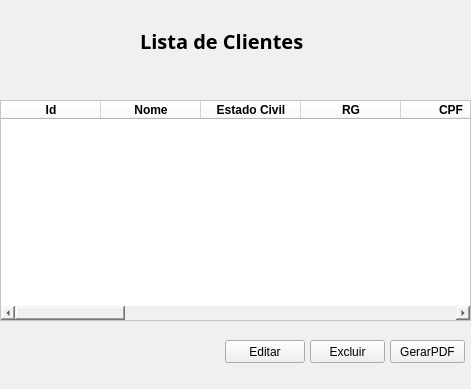
First picture: the form in tela_listar.ui, repository saulovictor/Sistema, before the edit.
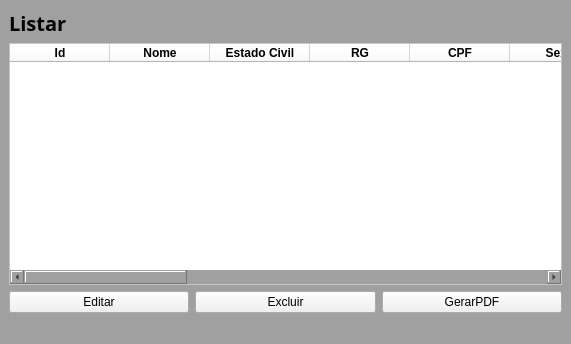
Second picture: the form after the edit.

```diff
--- a/tela_listar.ui
+++ b/tela_listar.ui
@@ -6,26 +6,51 @@
    <rect>
     <x>0</x>
     <y>0</y>
-    <width>471</width>
-    <height>389</height>
+    <width>571</width>
+    <height>344</height>
    </rect>
   </property>
   <property name="windowTitle">
    <string>Lista</string>
   </property>
   <property name="styleSheet">
-   <string notr="true">background-color: rgb(240, 240, 240);</string>
+   <string notr="true">background-color: rgb(160, 160, 160);
+</string>
   </property>
   <widget class="QWidget" name="centralwidget">
+   <layout class="QGridLayout" name="gridLayout">
+    <item row="2" column="0">
+     <widget class="QPushButton" name="pushButton">
+      <property name="styleSheet">
+       <string notr="true">background-color: rgb(240, 240, 240);</string>
+      </property>
+      <property name="text">
+       <string>Editar</string>
+      </property>
+     </widget>
+    </item>
+    <item row="2" column="1">
+     <widget class="QPushButton" name="pushButton_3">
+      <property name="styleSheet">
+       <string notr="true">background-color: rgb(240, 240, 240);</string>
+      </property>
+      <property name="text">
+       <string>Excluir</string>
+      </property>
+     </widget>
+    </item>
+    <item row="2" column="2">
+     <widget class="QPushButton" name="pushButton_4">
+      <property name="styleSheet">
+       <string notr="true">background-color: rgb(240, 240, 240);</string>
+      </property>
+      <property name="text">
+       <string>GerarPDF</string>
+      </property>
+     </widget>
+    </item>
+    <item row="1" column="0" colspan="3">
    <widget class="QTableWidget" name="tableWidget">
-    <property name="geometry">
-     <rect>
-      <x>0</x>
-      <y>100</y>
-      <width>471</width>
-      <height>221</height>
-     </rect>
-    </property>
     <property name="styleSheet">
      <string notr="true">background-color: rgb(255, 255, 255);</string>
     </property>
@@ -209,15 +234,9 @@
      </property>
     </column>
    </widget>
+    </item>
+    <item row="0" column="0">
    <widget class="QLabel" name="label_7">
-    <property name="geometry">
-     <rect>
-      <x>140</x>
-      <y>20</y>
-      <width>191</width>
-      <height>41</height>
-     </rect>
-    </property>
     <property name="font">
      <font>
       <family>Arial Black</family>
@@ -228,57 +247,11 @@
      </font>
     </property>
     <property name="text">
-     <string>Lista de Clientes</string>
-    </property>
-   </widget>
-   <widget class="QPushButton" name="pushButton">
-    <property name="geometry">
-     <rect>
-      <x>225</x>
-      <y>340</y>
-      <width>80</width>
-      <height>23</height>
-     </rect>
-    </property>
-    <property name="styleSheet">
-     <string notr="true">background-color: rgb(240, 240, 240);</string>
-    </property>
-    <property name="text">
-     <string>Editar</string>
-    </property>
-   </widget>
-   <widget class="QPushButton" name="pushButton_3">
-    <property name="geometry">
-     <rect>
-      <x>310</x>
-      <y>340</y>
-      <width>75</width>
-      <height>23</height>
-     </rect>
-    </property>
-    <property name="styleSheet">
-     <string notr="true">background-color: rgb(240, 240, 240);</string>
-    </property>
-    <property name="text">
-     <string>Excluir</string>
-    </property>
-   </widget>
-   <widget class="QPushButton" name="pushButton_4">
-    <property name="geometry">
-     <rect>
-      <x>390</x>
-      <y>340</y>
-      <width>75</width>
-      <height>23</height>
-     </rect>
-    </property>
-    <property name="styleSheet">
-     <string notr="true">background-color: rgb(240, 240, 240);</string>
-    </property>
-    <property name="text">
-     <string>GerarPDF</string>
-    </property>
-   </widget>
+       <string>Listar</string>
+      </property>
+     </widget>
+    </item>
+   </layout>
   </widget>
   <widget class="QStatusBar" name="statusbar"/>
  </widget>
```
Lines whose indentation alone changed are shown as unchanged.
